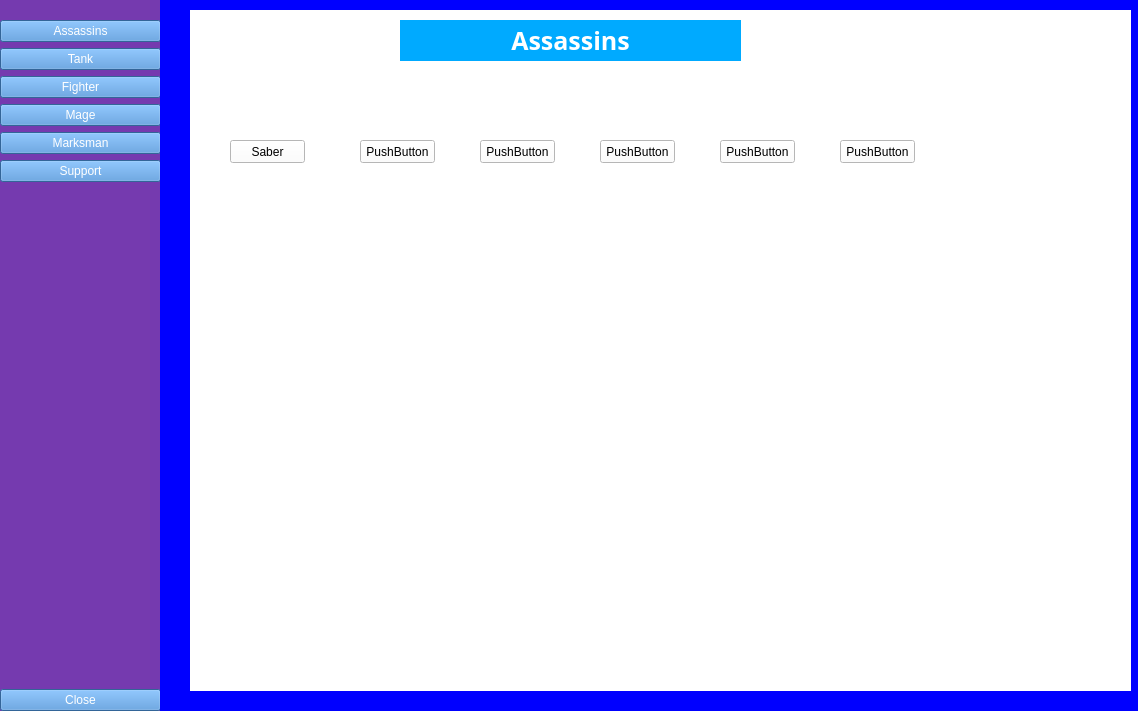
Qt form newpage.ui (YinXuanYX/GitExcercise-TT5L-01) before a commit.
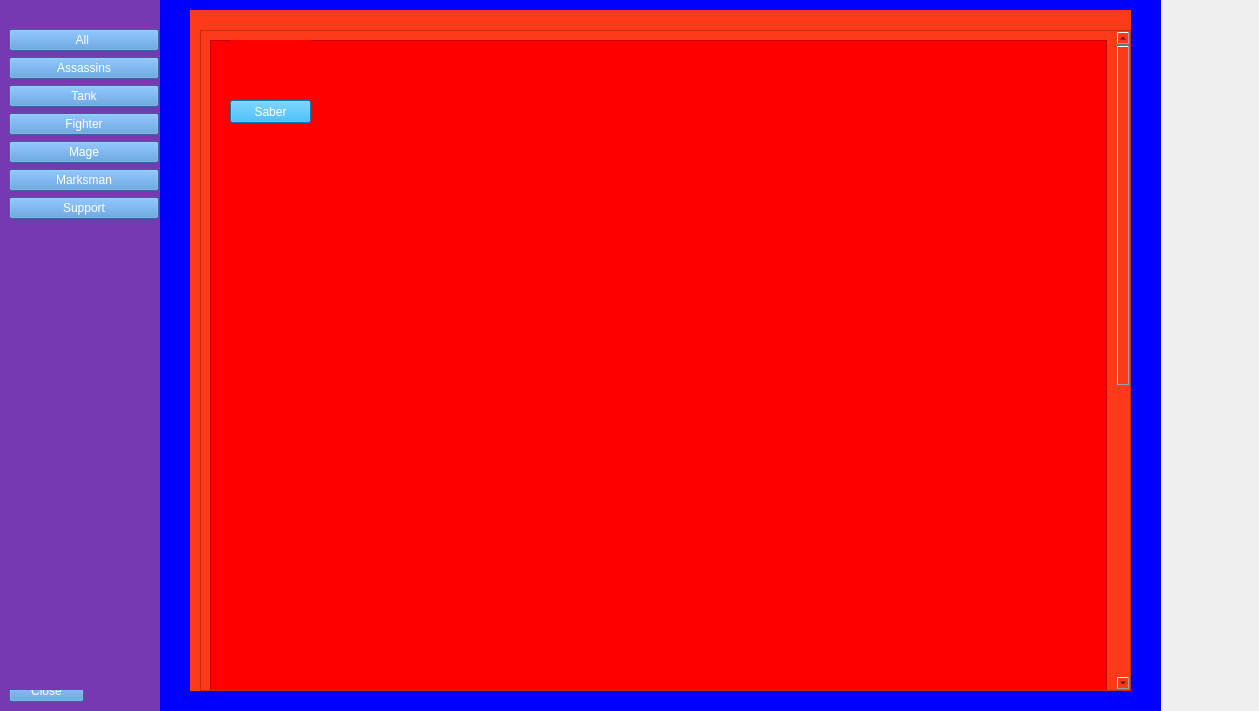
The same form after that commit. Icons and pictures are not drawn.

Commit message: Implemented database and completed saber profile

```diff
--- a/newpage.ui
+++ b/newpage.ui
@@ -6,7 +6,7 @@
    <rect>
     <x>0</x>
     <y>0</y>
-    <width>1138</width>
+    <width>1259</width>
     <height>711</height>
    </rect>
   </property>
@@ -32,7 +32,32 @@
 	color: rgb(255, 255, 255);
 }</string>
     </property>
-    <layout class="QVBoxLayout" name="verticalLayout_2">
+    <widget class="QPushButton" name="cls">
+     <property name="geometry">
+      <rect>
+       <x>9</x>
+       <y>679</y>
+       <width>75</width>
+       <height>23</height>
+      </rect>
+     </property>
+     <property name="text">
+      <string>Close</string>
+     </property>
+     <property name="checkable">
+      <bool>true</bool>
+     </property>
+    </widget>
+    <widget class="QWidget" name="">
+     <property name="geometry">
+      <rect>
+       <x>9</x>
+       <y>9</y>
+       <width>150</width>
+       <height>681</height>
+      </rect>
+     </property>
+     <layout class="QVBoxLayout" name="verticalLayout">
      <item>
       <widget class="QLabel" name="label">
        <property name="text">
@@ -47,7 +72,12 @@
       </widget>
      </item>
      <item>
-      <layout class="QVBoxLayout" name="verticalLayout">
+       <widget class="QPushButton" name="allhero">
+        <property name="text">
+         <string>All </string>
+        </property>
+       </widget>
+      </item>
        <item>
         <widget class="QPushButton" name="assa">
          <property name="text">
@@ -132,8 +162,6 @@
          </property>
         </widget>
        </item>
-      </layout>
-     </item>
      <item>
       <spacer name="verticalSpacer">
        <property name="orientation">
@@ -147,24 +175,15 @@
        </property>
       </spacer>
      </item>
-     <item>
-      <widget class="QPushButton" name="cls">
-       <property name="text">
-        <string>Close</string>
-       </property>
-       <property name="checkable">
-        <bool>true</bool>
-       </property>
-      </widget>
-     </item>
-    </layout>
+     </layout>
+    </widget>
    </widget>
    <widget class="QWidget" name="widget_2" native="true">
     <property name="geometry">
      <rect>
       <x>160</x>
       <y>-20</y>
-      <width>981</width>
+      <width>1001</width>
       <height>731</height>
      </rect>
     </property>
@@ -187,17 +206,110 @@
      </property>
      <property name="styleSheet">
       <string notr="true">
-background-color: rgb(255, 255, 255);
-</string>
+background-color: rgb(255, 58, 24);</string>
      </property>
      <property name="currentIndex">
       <number>0</number>
      </property>
+     <widget class="QWidget" name="page">
+      <widget class="QScrollArea" name="scrollArea">
+       <property name="geometry">
+        <rect>
+         <x>10</x>
+         <y>20</y>
+         <width>931</width>
+         <height>661</height>
+        </rect>
+       </property>
+       <property name="widgetResizable">
+        <bool>true</bool>
+       </property>
+       <widget class="QWidget" name="scrollAreaWidgetContents">
+        <property name="geometry">
+         <rect>
+          <x>0</x>
+          <y>0</y>
+          <width>912</width>
+          <height>1218</height>
+         </rect>
+        </property>
+        <property name="styleSheet">
+         <string notr="true">QScrollBar:vertical{
+border: none;
+background-color: rgb(59,59,90);
+width:14px;
+margin: 15 px 0 15px 0;
+border-radius: 0px;
+}</string>
+        </property>
+        <layout class="QVBoxLayout" name="verticalLayout_2">
+         <item>
+          <widget class="QFrame" name="frame">
+           <property name="minimumSize">
+            <size>
+             <width>0</width>
+             <height>1200</height>
+            </size>
+           </property>
+           <property name="styleSheet">
+            <string notr="true">background-color: rgb(255, 0, 0);</string>
+           </property>
+           <property name="frameShape">
+            <enum>QFrame::StyledPanel</enum>
+           </property>
+           <property name="frameShadow">
+            <enum>QFrame::Raised</enum>
+           </property>
+           <widget class="QPushButton" name="Saber_2">
+            <property name="geometry">
+             <rect>
+              <x>20</x>
+              <y>60</y>
+              <width>81</width>
+              <height>23</height>
+             </rect>
+            </property>
+            <property name="styleSheet">
+             <string notr="true">background-color: rgb(0, 170, 255);
+color: rgb(255, 255, 255);</string>
+            </property>
+            <property name="text">
+             <string>Saber</string>
+            </property>
+            <property name="checkable">
+             <bool>true</bool>
+            </property>
+           </widget>
+           <widget class="QLabel" name="label_9">
+            <property name="geometry">
+             <rect>
+              <x>20</x>
+              <y>0</y>
+              <width>81</width>
+              <height>51</height>
+             </rect>
+            </property>
+            <property name="text">
+             <string/>
+            </property>
+            <property name="pixmap">
+             <pixmap resource="resources.qrc">:/Saber.png</pixmap>
+            </property>
+            <property name="scaledContents">
+             <bool>true</bool>
+            </property>
+           </widget>
+          </widget>
+         </item>
+        </layout>
+       </widget>
+      </widget>
+     </widget>
      <widget class="QWidget" name="assaspage">
       <widget class="QLabel" name="label_3">
        <property name="geometry">
         <rect>
-         <x>210</x>
+         <x>280</x>
          <y>10</y>
          <width>341</width>
          <height>41</height>
@@ -232,7 +344,8 @@
         </rect>
        </property>
        <property name="styleSheet">
-        <string notr="true">color: rgb(0, 0, 0);</string>
+        <string notr="true">background-color: rgb(0, 170, 255);
+color: rgb(255, 255, 255);</string>
        </property>
        <property name="text">
         <string>Saber</string>
```
Left out of the diff: 50 changed lines with no effect on the pictures. Lines whose indentation alone changed are shown as unchanged. The commit also changes 9 other files.
